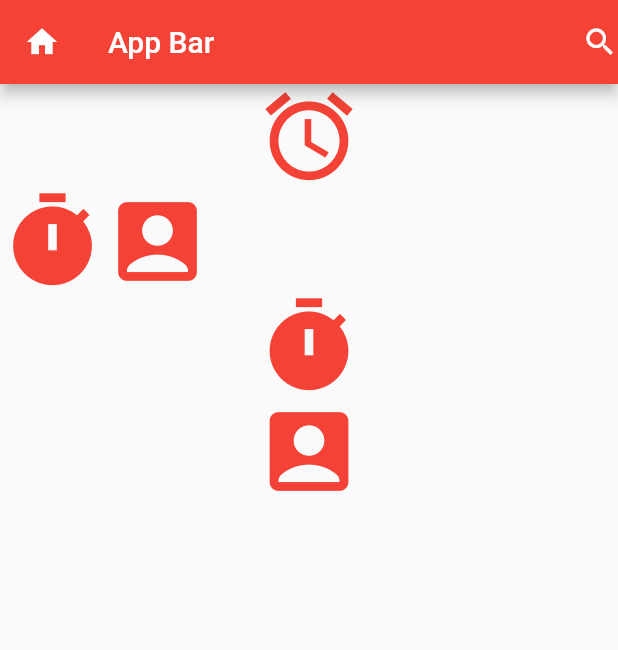
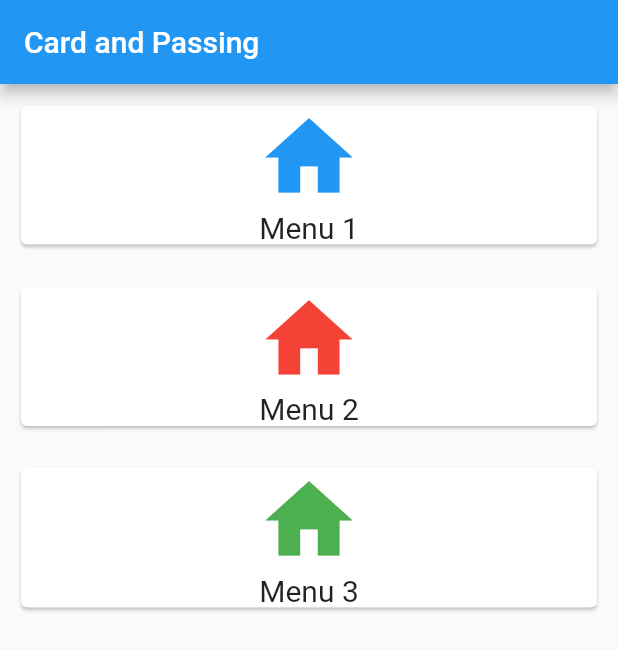
Before and after one commit to basriumar12/FlutterDay, a Flutter app: the screen it shows after launch, on a phone screen of 412 x 824 dp. Shown: the top 650 px of the screen. Run offline on Flutter 3.47's test engine with Material 2 defaults, Android fonts, the phone set to English and light mode, and no system bars.

Commit message:
card and parsing

```diff
--- a/lib/main.dart
+++ b/lib/main.dart
@@ -10,105 +10,182 @@ void main() {
 class HalamanSatu extends StatelessWidget {
   @override
   Widget build(BuildContext context) {
-    // TODO: implement build
     return new Scaffold(
       appBar: new AppBar(
-        backgroundColor: Colors.red,
-        leading: new Icon(Icons.home),
-        title: Text("App Bar"),
-        actions: <Widget>[new Icon(Icons.search)],
+        title: new Text("Card and Passing"),
       ),
       body: new Container(
+        child: new Column(
+          crossAxisAlignment: CrossAxisAlignment.stretch,
+          children: <Widget>[
 
-        //change column to row
+            new CardSaya(icon: Icons.home, teks : "Menu 1", colorIcon: Colors.blue),
+            new CardSaya(icon: Icons.home, teks : "Menu 2", colorIcon: Colors.red),
+            new CardSaya(icon: Icons.home, teks : "Menu 3", colorIcon: Colors.green)
+            // bisa pakai class
+//            new Card(
+//                child: new Column(
+//              children: <Widget>[
+//                new Icon(
+//                  Icons.home,
+//                  size: 70.0,
+//                  color: Colors.red,
+//                ),
+//                new Text(
+//                  "Home",
+//                  style: new TextStyle(fontSize: 20.0),
+//                )
+//              ],
+//            ))
+          ],
+        ),
+      ),
+    );
+  }
+}
+
+class CardSaya extends StatelessWidget {
+  CardSaya({this.icon, this.teks, this.colorIcon});
+  final IconData icon;
+  final String teks;
+  final Color colorIcon;
+
+  @override
+  Widget build(BuildContext context) {
+    // TODO: implement build
+    return new Container(
+      padding: new EdgeInsets.all(10.0),
+      child: new Card(
           child: new Column(
         children: <Widget>[
           new Icon(
-            Icons.access_alarm,
+           icon,
             size: 70.0,
-            color: Colors.red,
+            color: colorIcon,
           ),
-          new Row( children: <Widget>[
-            new Icon(
-              Icons.timer,
-              size: 70.0,
-              color: Colors.red,
-            ),
-            new Icon(
-              Icons.account_box,
-              size: 70.0,
-              color: Colors.red,
-            ),
-          ],),
-          new Icon(
-            Icons.timer,
-            size: 70.0,
-            color: Colors.red,
-          ),
-          new Icon(
-            Icons.account_box,
-            size: 70.0,
-            color: Colors.red,
-          ),
+          new Text(
+            teks,
+            style: new TextStyle(fontSize: 20.0),
+          )
         ],
       )),
     );
   }
 }
+
+///*
 //import 'package:flutter/material.dart';
 //
-//void main() => runApp(new myApp());
+//void main() {
+//  runApp(new MaterialApp(
+//    home: new HalamanSatu(),
+//  ));
+//}
 //
-//class myApp extends StatelessWidget {
-//  List<String> data = ["Indonesia", "Araba Saudi", "Malaysia","America","Singapura","Korea","Oman","Jepang"];
-//
+////style text
+//class HalamanSatu extends StatelessWidget {
 //  @override
 //  Widget build(BuildContext context) {
-//    return new MaterialApp(
-//      title: "Makanan",
-//      home: new Scaffold(
-//        appBar: new AppBar(
-//          title: const Text('Bahan Makanan'),
-//        ),
-//        body: ListView.builder(
-//          itemCount: data.length,
-//          itemBuilder: (context, index) {
-//            return ListTile(
-//              title: Text(data[index]),
-//              // Ketika pengguna melakukan tap pada ListTile, pindah ke DetailScreen.
-//              // Selain membuat DetailScreen, data juga dikirimkan
-//              onTap: () {
-//                Navigator.push(
-//                  context,
-//                  MaterialPageRoute(
-//                    builder: (context) => DetailScreen(item: data[index]),
-//                  ),
-//                );
-//              },
-//            );
-//          },
-//        ),
+//    // TODO: implement build
+//    return new Scaffold(
+//      appBar: new AppBar(
+//        backgroundColor: Colors.red,
+//        leading: new Icon(Icons.home),
+//        title: Text("App Bar"),
+//        actions: <Widget>[new Icon(Icons.search)],
 //      ),
+//      body: new Container(
+//
+//        //change column to row
+//          child: new Column(
+//        children: <Widget>[
+//          new Icon(
+//            Icons.access_alarm,
+//            size: 70.0,
+//            color: Colors.red,
+//          ),
+//          new Row( children: <Widget>[
+//            new Icon(
+//              Icons.timer,
+//              size: 70.0,
+//              color: Colors.red,
+//            ),
+//            new Icon(
+//              Icons.account_box,
+//              size: 70.0,
+//              color: Colors.red,
+//            ),
+//          ],),
+//          new Icon(
+//            Icons.timer,
+//            size: 70.0,
+//            color: Colors.red,
+//          ),
+//          new Icon(
+//            Icons.account_box,
+//            size: 70.0,
+//            color: Colors.red,
+//          ),
+//        ],
+//      )),
 //    );
 //  }
 //}
-//
-//class DetailScreen extends StatelessWidget {
-//  DetailScreen({Key key, this.item}) : super(key: key);
-//  final String item;
-//
-//  @override
-//  Widget build(BuildContext context) {
-//    return Scaffold(
-//      appBar: AppBar(
-//          title: Text('Detail Bahan Makanan'),
-//          leading: IconButton(
-//            icon: Icon(Icons.arrow_back),
-//            onPressed: () => Navigator.pop(context, false),
-//          )),
-//      body: Center(
-//        child: Text(item),
-//      ),
-//    );
-//  }
-//}
+////import 'package:flutter/material.dart';
+////
+////void main() => runApp(new myApp());
+////
+////class myApp extends StatelessWidget {
+////  List<String> data = ["Indonesia", "Araba Saudi", "Malaysia","America","Singapura","Korea","Oman","Jepang"];
+////
+////  @override
+////  Widget build(BuildContext context) {
+////    return new MaterialApp(
+////      title: "Makanan",
+////      home: new Scaffold(
+////        appBar: new AppBar(
+////          title: const Text('Bahan Makanan'),
+////        ),
+////        body: ListView.builder(
+////          itemCount: data.length,
+////          itemBuilder: (context, index) {
+////            return ListTile(
+////              title: Text(data[index]),
+////              // Ketika pengguna melakukan tap pada ListTile, pindah ke DetailScreen.
+////              // Selain membuat DetailScreen, data juga dikirimkan
+////              onTap: () {
+////                Navigator.push(
+////                  context,
+////                  MaterialPageRoute(
+////                    builder: (context) => DetailScreen(item: data[index]),
+////                  ),
+////                );
+////              },
+////            );
+////          },
+////        ),
+////      ),
+////    );
+////  }
+////}
+////
+////class DetailScreen extends StatelessWidget {
+////  DetailScreen({Key key, this.item}) : super(key: key);
+////  final String item;
+////
+////  @override
+////  Widget build(BuildContext context) {
+////    return Scaffold(
+////      appBar: AppBar(
+////          title: Text('Detail Bahan Makanan'),
+////          leading: IconButton(
+////            icon: Icon(Icons.arrow_back),
+////            onPressed: () => Navigator.pop(context, false),
+////          )),
+////      body: Center(
+////        child: Text(item),
+////      ),
+////    );
+////  }
+////}
+//*/
```
